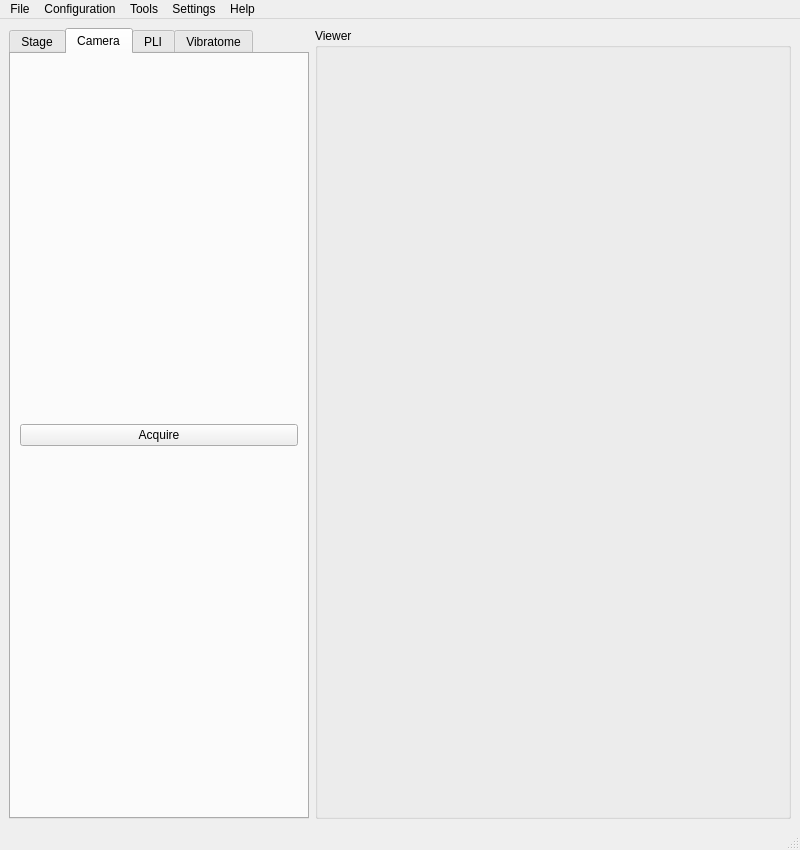
Before: the Qt Designer form linum_microscopes/gui/form.ui in linum-uqam/linum-microscopes, drawn with Qt 5.
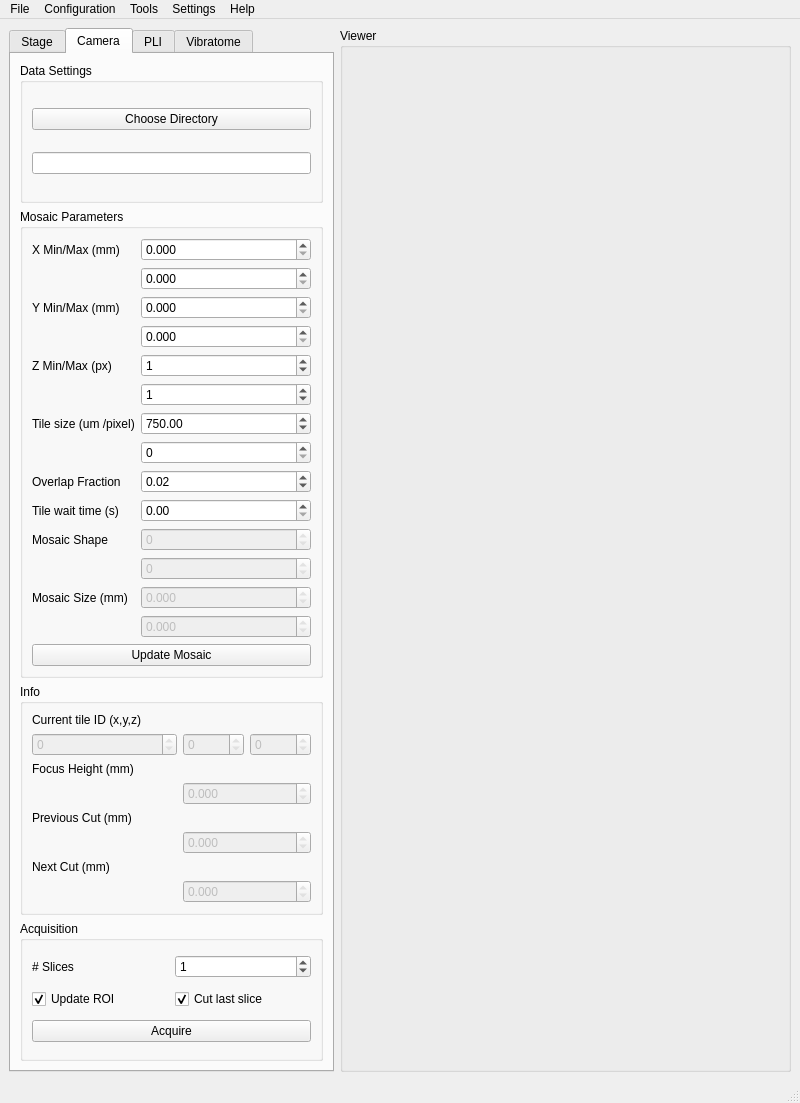
After: the same form once the commit is applied. The open tabs and pages were chosen to show the change. Icons and pictures are not drawn.

Commit message: Update form.ui to adjust layout dimensions and add new data settings and mosaic parameters

```diff
--- a/linum_microscopes/gui/form.ui
+++ b/linum_microscopes/gui/form.ui
@@ -7,7 +7,7 @@
     <x>0</x>
     <y>0</y>
     <width>800</width>
-    <height>850</height>
+    <height>1103</height>
    </rect>
   </property>
   <property name="windowTitle">
@@ -17,9 +17,15 @@
    <layout class="QHBoxLayout" name="horizontalLayout">
     <item>
      <widget class="QTabWidget" name="tabWidget">
+      <property name="minimumSize">
+       <size>
+        <width>325</width>
+        <height>0</height>
+       </size>
+      </property>
       <property name="maximumSize">
        <size>
-        <width>300</width>
+        <width>325</width>
         <height>16777215</height>
        </size>
       </property>
@@ -523,10 +529,410 @@
        </attribute>
        <layout class="QVBoxLayout" name="verticalLayout_5">
         <item>
-         <widget class="QPushButton" name="pushButton_camera_acquire">
-          <property name="text">
-           <string>Acquire</string>
+         <widget class="QGroupBox" name="groupBox_data">
+          <property name="sizePolicy">
+           <sizepolicy hsizetype="Preferred" vsizetype="Minimum">
+            <horstretch>0</horstretch>
+            <verstretch>0</verstretch>
+           </sizepolicy>
           </property>
+          <property name="title">
+           <string>Data Settings</string>
+          </property>
+          <layout class="QVBoxLayout" name="verticalLayout_7">
+           <item>
+            <widget class="QPushButton" name="pushButton_directory">
+             <property name="text">
+              <string>Choose Directory</string>
+             </property>
+            </widget>
+           </item>
+           <item>
+            <widget class="QLineEdit" name="lineEdit_directory">
+             <property name="sizePolicy">
+              <sizepolicy hsizetype="Preferred" vsizetype="Fixed">
+               <horstretch>0</horstretch>
+               <verstretch>0</verstretch>
+              </sizepolicy>
+             </property>
+             <property name="readOnly">
+              <bool>true</bool>
+             </property>
+            </widget>
+           </item>
+          </layout>
+         </widget>
+        </item>
+        <item>
+         <widget class="QGroupBox" name="groupBox_mosaic">
+          <property name="sizePolicy">
+           <sizepolicy hsizetype="Preferred" vsizetype="Preferred">
+            <horstretch>0</horstretch>
+            <verstretch>0</verstretch>
+           </sizepolicy>
+          </property>
+          <property name="title">
+           <string>Mosaic Parameters</string>
+          </property>
+          <property name="flat">
+           <bool>false</bool>
+          </property>
+          <layout class="QFormLayout" name="formLayout_6">
+           <item row="0" column="0">
+            <widget class="QLabel" name="label_36">
+             <property name="text">
+              <string>X Min/Max (mm)</string>
+             </property>
+            </widget>
+           </item>
+           <item row="0" column="1">
+            <widget class="QDoubleSpinBox" name="doubleSpinBox_x_min_mm_2">
+             <property name="decimals">
+              <number>3</number>
+             </property>
+            </widget>
+           </item>
+           <item row="1" column="1">
+            <widget class="QDoubleSpinBox" name="doubleSpinBox_x_max_mm_2">
+             <property name="decimals">
+              <number>3</number>
+             </property>
+            </widget>
+           </item>
+           <item row="2" column="0">
+            <widget class="QLabel" name="label_37">
+             <property name="text">
+              <string>Y Min/Max (mm)</string>
+             </property>
+            </widget>
+           </item>
+           <item row="2" column="1">
+            <widget class="QDoubleSpinBox" name="doubleSpinBox_y_min_mm_2">
+             <property name="decimals">
+              <number>3</number>
+             </property>
+            </widget>
+           </item>
+           <item row="3" column="1">
+            <widget class="QDoubleSpinBox" name="doubleSpinBox_y_max_mm_2">
+             <property name="decimals">
+              <number>3</number>
+             </property>
+            </widget>
+           </item>
+           <item row="4" column="0">
+            <widget class="QLabel" name="label_38">
+             <property name="text">
+              <string>Z Min/Max (px)</string>
+             </property>
+            </widget>
+           </item>
+           <item row="4" column="1">
+            <widget class="QSpinBox" name="spinBox_z_min_px_2">
+             <property name="value">
+              <number>1</number>
+             </property>
+            </widget>
+           </item>
+           <item row="5" column="1">
+            <widget class="QSpinBox" name="spinBox_z_max_px_2">
+             <property name="value">
+              <number>1</number>
+             </property>
+            </widget>
+           </item>
+           <item row="6" column="0">
+            <widget class="QLabel" name="label_39">
+             <property name="text">
+              <string>Tile size (um /pixel)</string>
+             </property>
+            </widget>
+           </item>
+           <item row="6" column="1">
+            <widget class="QDoubleSpinBox" name="doubleSpinBox_size_um_2">
+             <property name="decimals">
+              <number>2</number>
+             </property>
+             <property name="maximum">
+              <double>2000.000000000000000</double>
+             </property>
+             <property name="value">
+              <double>750.000000000000000</double>
+             </property>
+            </widget>
+           </item>
+           <item row="7" column="1">
+            <widget class="QSpinBox" name="spinBox_size_pixel_2"/>
+           </item>
+           <item row="8" column="0">
+            <widget class="QLabel" name="label_40">
+             <property name="text">
+              <string>Overlap Fraction</string>
+             </property>
+            </widget>
+           </item>
+           <item row="8" column="1">
+            <widget class="QDoubleSpinBox" name="doubleSpinBox_overlap_2">
+             <property name="maximum">
+              <double>1.000000000000000</double>
+             </property>
+             <property name="singleStep">
+              <double>0.010000000000000</double>
+             </property>
+             <property name="value">
+              <double>0.020000000000000</double>
+             </property>
+            </widget>
+           </item>
+           <item row="9" column="0">
+            <widget class="QLabel" name="label_41">
+             <property name="text">
+              <string>Tile wait time (s)</string>
+             </property>
+            </widget>
+           </item>
+           <item row="9" column="1">
+            <widget class="QDoubleSpinBox" name="doubleSpinBox_wait_time_2"/>
+           </item>
+           <item row="10" column="0">
+            <widget class="QLabel" name="label_42">
+             <property name="text">
+              <string>Mosaic Shape</string>
+             </property>
+            </widget>
+           </item>
+           <item row="10" column="1">
+            <widget class="QSpinBox" name="spinBox_mosaic_x_2">
+             <property name="enabled">
+              <bool>false</bool>
+             </property>
+             <property name="autoFillBackground">
+              <bool>false</bool>
+             </property>
+             <property name="readOnly">
+              <bool>true</bool>
+             </property>
+            </widget>
+           </item>
+           <item row="11" column="1">
+            <widget class="QSpinBox" name="spinBox_mosaic_y_2">
+             <property name="enabled">
+              <bool>false</bool>
+             </property>
+             <property name="readOnly">
+              <bool>true</bool>
+             </property>
+            </widget>
+           </item>
+           <item row="12" column="0">
+            <widget class="QLabel" name="label_43">
+             <property name="text">
+              <string>Mosaic Size (mm)</string>
+             </property>
+            </widget>
+           </item>
+           <item row="12" column="1">
+            <widget class="QDoubleSpinBox" name="doubleSpinBox_mosaic_x_mm">
+             <property name="enabled">
+              <bool>false</bool>
+             </property>
+             <property name="readOnly">
+              <bool>true</bool>
+             </property>
+             <property name="decimals">
+              <number>3</number>
+             </property>
+             <property name="maximum">
+              <double>1000.000000000000000</double>
+             </property>
+            </widget>
+           </item>
+           <item row="13" column="1">
+            <widget class="QDoubleSpinBox" name="doubleSpinBox_mosaic_y_mm">
+             <property name="enabled">
+              <bool>false</bool>
+             </property>
+             <property name="readOnly">
+              <bool>true</bool>
+             </property>
+             <property name="decimals">
+              <number>3</number>
+             </property>
+             <property name="maximum">
+              <double>1000.000000000000000</double>
+             </property>
+            </widget>
+           </item>
+           <item row="14" column="0" colspan="2">
+            <widget class="QPushButton" name="pushButton_update_mosaic">
+             <property name="text">
+              <string>Update Mosaic</string>
+             </property>
+            </widget>
+           </item>
+          </layout>
+         </widget>
+        </item>
+        <item>
+         <widget class="QGroupBox" name="groupBox_info">
+          <property name="sizePolicy">
+           <sizepolicy hsizetype="MinimumExpanding" vsizetype="Preferred">
+            <horstretch>0</horstretch>
+            <verstretch>0</verstretch>
+           </sizepolicy>
+          </property>
+          <property name="title">
+           <string>Info</string>
+          </property>
+          <layout class="QGridLayout" name="gridLayout_4">
+           <item row="1" column="0" colspan="2">
+            <widget class="QSpinBox" name="spinBox_current_x">
+             <property name="enabled">
+              <bool>false</bool>
+             </property>
+             <property name="readOnly">
+              <bool>true</bool>
+             </property>
+            </widget>
+           </item>
+           <item row="6" column="0">
+            <widget class="QLabel" name="label_47">
+             <property name="text">
+              <string>Next Cut (mm)</string>
+             </property>
+            </widget>
+           </item>
+           <item row="3" column="2" colspan="2">
+            <widget class="QDoubleSpinBox" name="doubleSpinBox_focus_height">
+             <property name="enabled">
+              <bool>false</bool>
+             </property>
+             <property name="readOnly">
+              <bool>true</bool>
+             </property>
+             <property name="decimals">
+              <number>3</number>
+             </property>
+            </widget>
+           </item>
+           <item row="2" column="0" colspan="2">
+            <widget class="QLabel" name="label_45">
+             <property name="text">
+              <string>Focus Height (mm)</string>
+             </property>
+            </widget>
+           </item>
+           <item row="0" column="0" colspan="2">
+            <widget class="QLabel" name="label_44">
+             <property name="text">
+              <string>Current tile ID (x,y,z)</string>
+             </property>
+            </widget>
+           </item>
+           <item row="7" column="2" colspan="2">
+            <widget class="QDoubleSpinBox" name="doubleSpinBox_next_cut">
+             <property name="enabled">
+              <bool>false</bool>
+             </property>
+             <property name="readOnly">
+              <bool>true</bool>
+             </property>
+             <property name="decimals">
+              <number>3</number>
+             </property>
+            </widget>
+           </item>
+           <item row="1" column="2">
+            <widget class="QSpinBox" name="spinBox_current_y">
+             <property name="enabled">
+              <bool>false</bool>
+             </property>
+             <property name="readOnly">
+              <bool>true</bool>
+             </property>
+            </widget>
+           </item>
+           <item row="4" column="0" colspan="2">
+            <widget class="QLabel" name="label_46">
+             <property name="text">
+              <string>Previous Cut (mm)</string>
+             </property>
+            </widget>
+           </item>
+           <item row="5" column="2" colspan="2">
+            <widget class="QDoubleSpinBox" name="doubleSpinBox_previous_cut">
+             <property name="enabled">
+              <bool>false</bool>
+             </property>
+             <property name="readOnly">
+              <bool>true</bool>
+             </property>
+             <property name="decimals">
+              <number>3</number>
+             </property>
+            </widget>
+           </item>
+           <item row="1" column="3">
+            <widget class="QSpinBox" name="spinBox_current_z">
+             <property name="enabled">
+              <bool>false</bool>
+             </property>
+             <property name="readOnly">
+              <bool>true</bool>
+             </property>
+            </widget>
+           </item>
+          </layout>
+         </widget>
+        </item>
+        <item>
+         <widget class="QGroupBox" name="groupBox">
+          <property name="title">
+           <string>Acquisition</string>
+          </property>
+          <layout class="QGridLayout" name="gridLayout_5">
+           <item row="0" column="0">
+            <widget class="QLabel" name="label_48">
+             <property name="text">
+              <string># Slices</string>
+             </property>
+            </widget>
+           </item>
+           <item row="0" column="1">
+            <widget class="QSpinBox" name="spinBox_no_slices">
+             <property name="value">
+              <number>1</number>
+             </property>
+            </widget>
+           </item>
+           <item row="1" column="0">
+            <widget class="QCheckBox" name="checkBox_update_roi">
+             <property name="text">
+              <string>Update ROI</string>
+             </property>
+             <property name="checked">
+              <bool>true</bool>
+             </property>
+            </widget>
+           </item>
+           <item row="1" column="1">
+            <widget class="QCheckBox" name="checkBox_cut_last_slice">
+             <property name="text">
+              <string>Cut last slice</string>
+             </property>
+             <property name="checked">
+              <bool>true</bool>
+             </property>
+            </widget>
+           </item>
+           <item row="2" column="0" colspan="2">
+            <widget class="QPushButton" name="pushButton_camera_acquire">
+             <property name="text">
+              <string>Acquire</string>
+             </property>
+            </widget>
+           </item>
+          </layout>
          </widget>
         </item>
        </layout>
```
Left out of the diff: 10 changed lines with no effect on the pictures.
